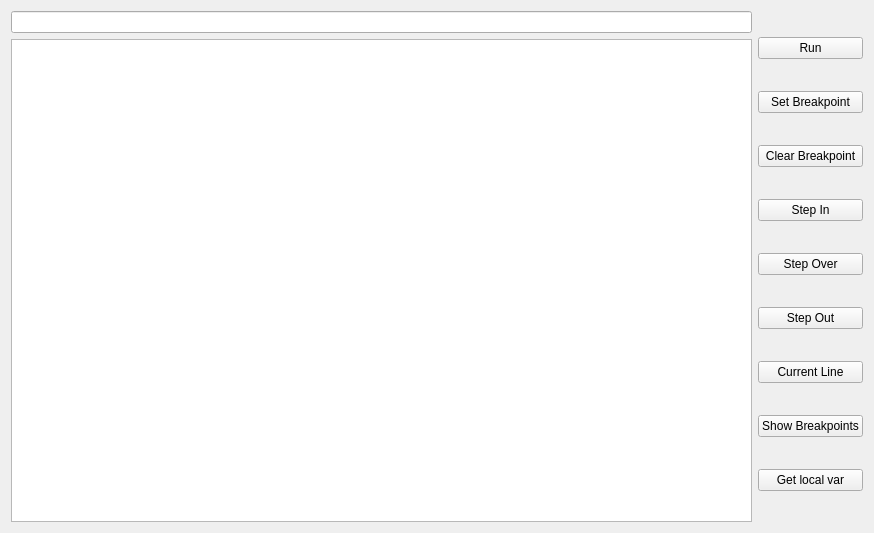
BaranovMykola/UiDebuggerGdb, file mainwindow.ui: the form before one commit.
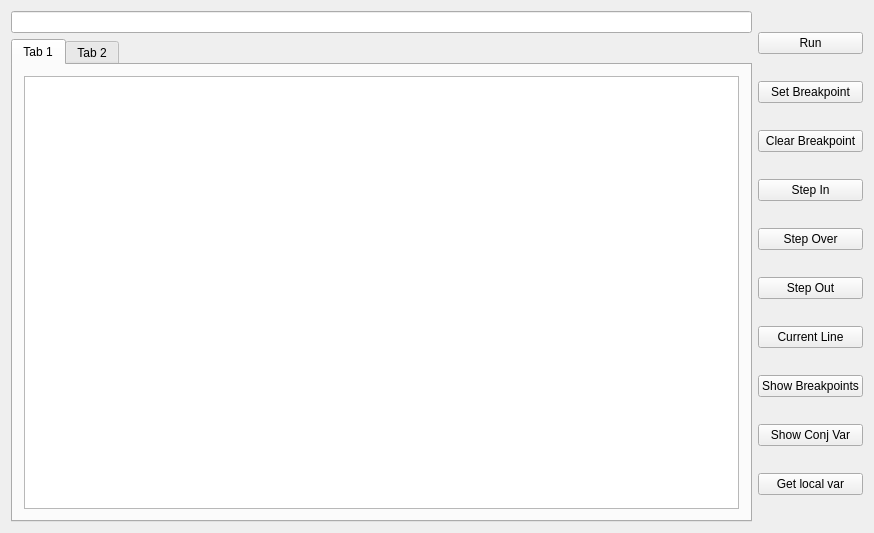
The form after the commit.

```diff
--- a/mainwindow.ui
+++ b/mainwindow.ui
@@ -73,6 +73,13 @@
         </property>
        </widget>
       </item>
+      <item>
+       <widget class="QPushButton" name="butVar">
+        <property name="text">
+         <string>Show Conj Var</string>
+        </property>
+       </widget>
+      </item>
       <item>
        <widget class="QPushButton" name="butLocalVar">
         <property name="text">
@@ -84,12 +91,36 @@
     </item>
     <item row="0" column="0">
      <layout class="QGridLayout" name="gridLayout">
-      <item row="1" column="0">
-       <widget class="QPlainTextEdit" name="echo"/>
-      </item>
       <item row="0" column="0">
        <widget class="QLineEdit" name="command"/>
       </item>
+      <item row="1" column="0">
+       <widget class="QTabWidget" name="tabWidget">
+        <property name="currentIndex">
+         <number>0</number>
+        </property>
+        <widget class="QWidget" name="tab">
+         <attribute name="title">
+          <string>Tab 1</string>
+         </attribute>
+         <layout class="QGridLayout" name="gridLayout_4">
+          <item row="0" column="0">
+           <widget class="QPlainTextEdit" name="echo"/>
+          </item>
+         </layout>
+        </widget>
+        <widget class="QWidget" name="tab_2">
+         <attribute name="title">
+          <string>Tab 2</string>
+         </attribute>
+         <layout class="QGridLayout" name="gridLayout_3">
+          <item row="0" column="0">
+           <widget class="QPlainTextEdit" name="designOutput"/>
+          </item>
+         </layout>
+        </widget>
+       </widget>
+      </item>
      </layout>
     </item>
    </layout>
```
